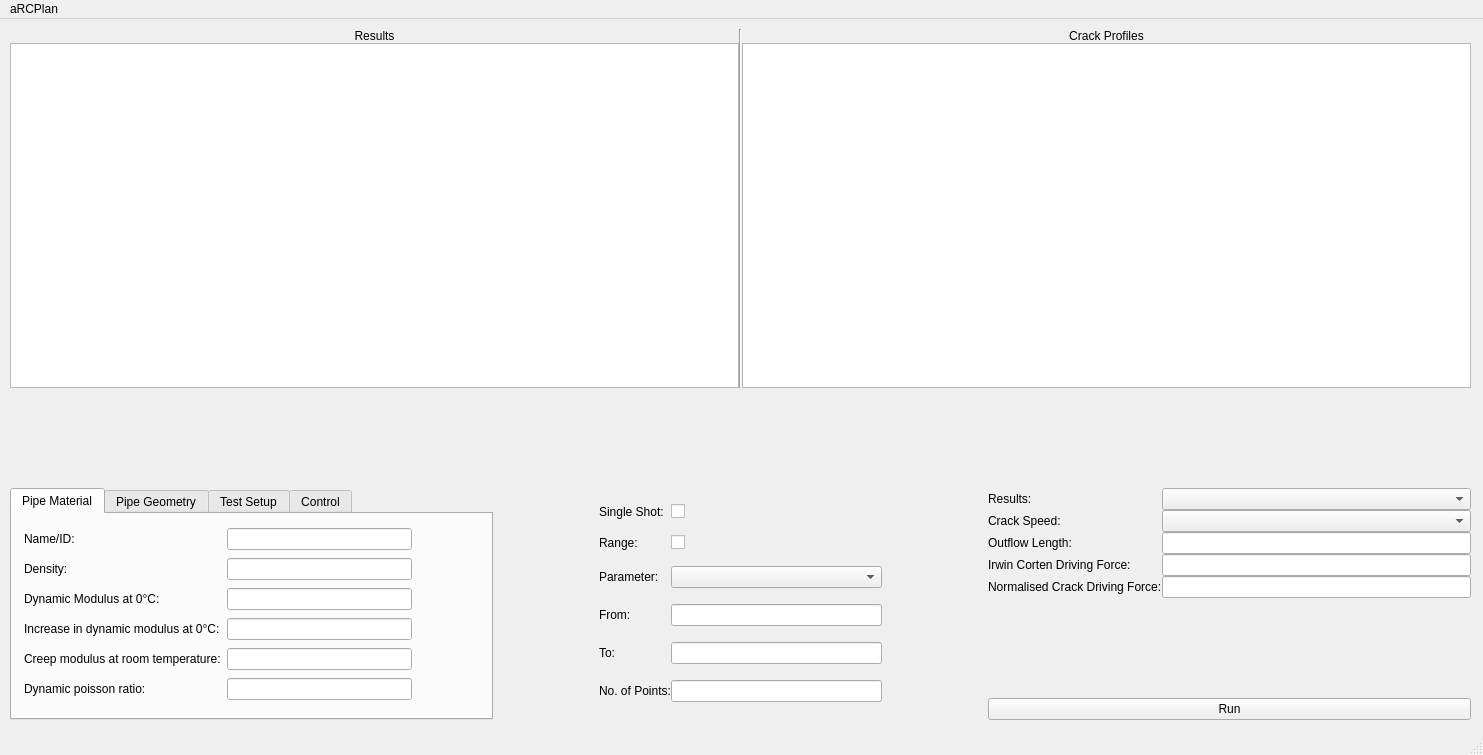
Qt form guimain.ui (FraserEdwards/aRCPlanQt) before a commit.
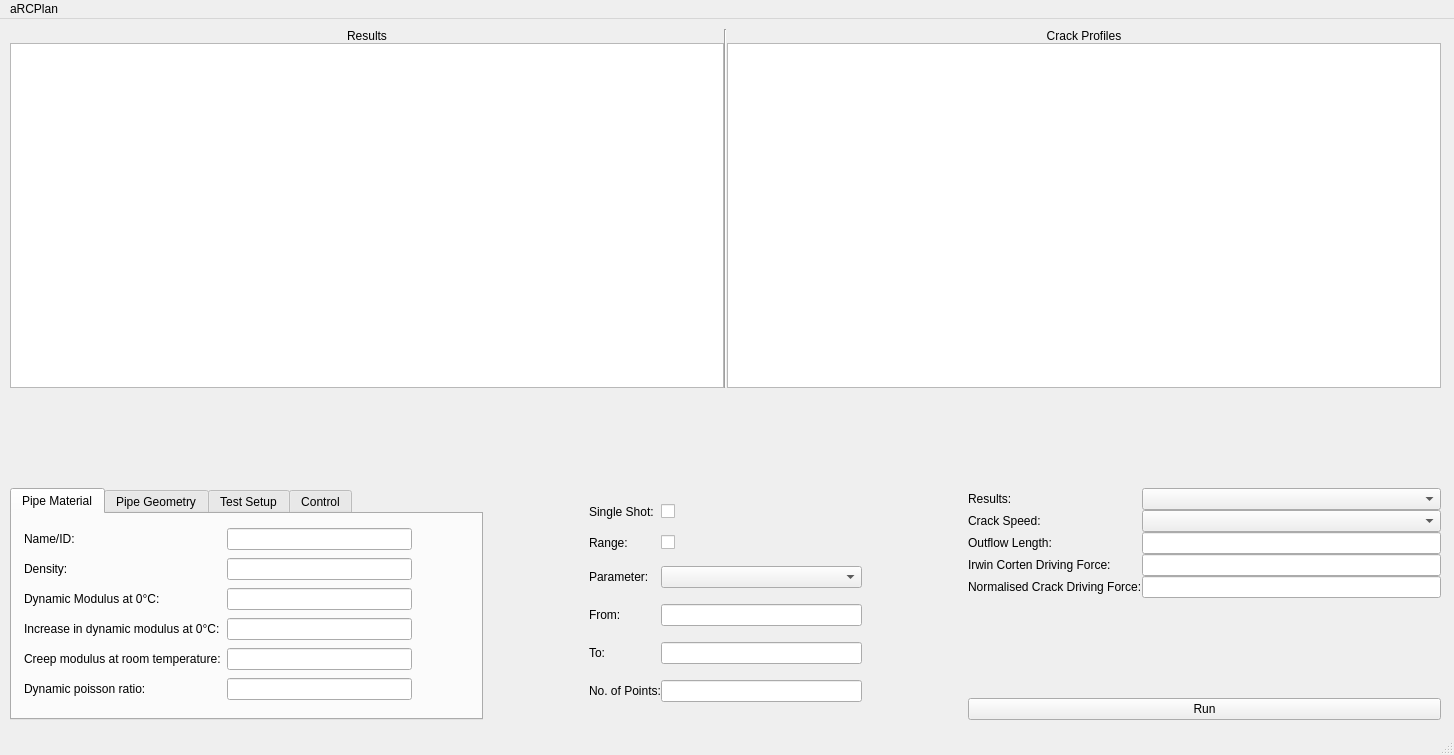
The same form after that commit.

```diff
--- a/guimain.ui
+++ b/guimain.ui
@@ -6,7 +6,7 @@
    <rect>
     <x>0</x>
     <y>0</y>
-    <width>1483</width>
+    <width>1454</width>
     <height>755</height>
    </rect>
   </property>
@@ -14,12 +14,12 @@
    <string>MainWindow</string>
   </property>
   <widget class="QWidget" name="centralwidget">
-   <widget class="QWidget" name="">
+   <widget class="QWidget" name="layoutWidget">
     <property name="geometry">
      <rect>
       <x>10</x>
       <y>10</y>
-      <width>1461</width>
+      <width>1431</width>
       <height>691</height>
      </rect>
     </property>
@@ -42,7 +42,7 @@
         <attribute name="title">
          <string>Pipe Material</string>
         </attribute>
-        <widget class="QWidget" name="">
+        <widget class="QWidget" name="layoutWidget">
          <property name="geometry">
           <rect>
            <x>12</x>
@@ -601,7 +601,7 @@
     <rect>
      <x>0</x>
      <y>0</y>
-     <width>1483</width>
+     <width>1454</width>
      <height>22</height>
     </rect>
    </property>
```
Left out of the diff: 34 changed lines with no effect on the pictures.
